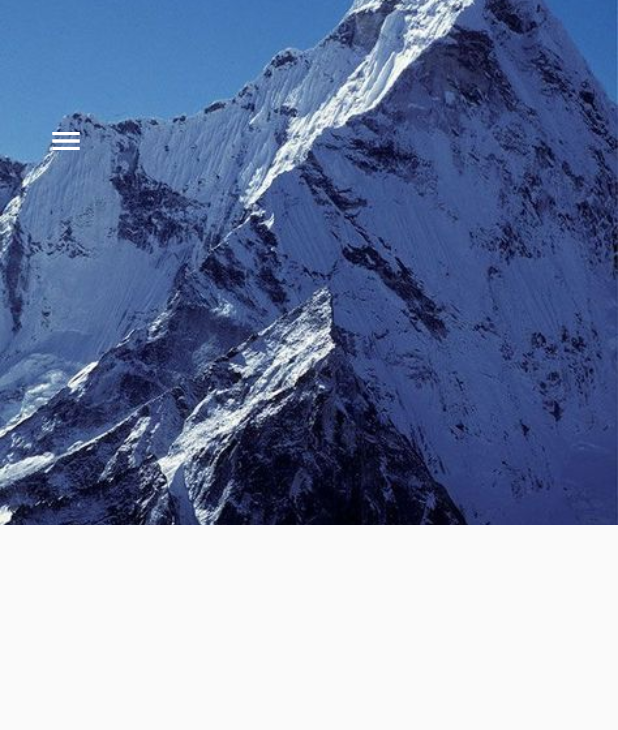
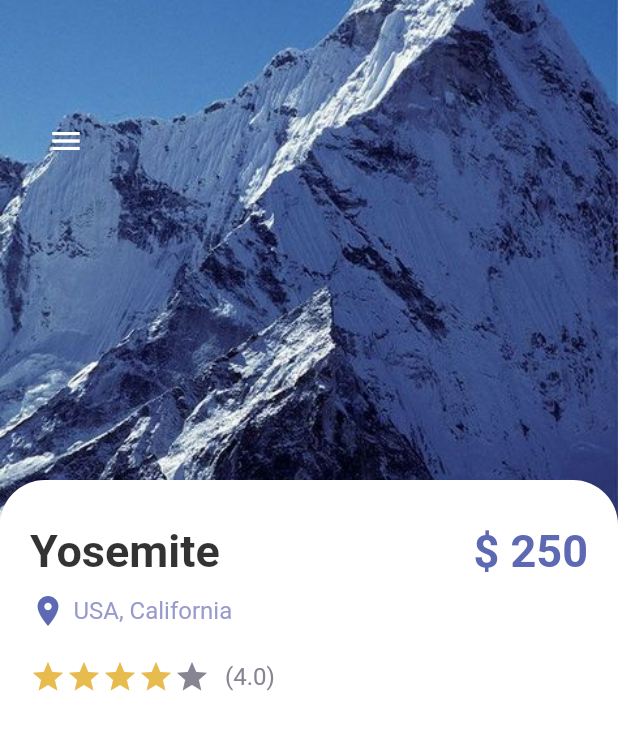
Before and after one commit to sEmoto0808/Flutter-Cubit-Tutorial, a Flutter app: the screen it shows after launch, on a phone screen of 412 x 824 dp. Shown: the top 730 px of the screen. Run offline on Flutter 3.47's test engine with Material 2 defaults, Android fonts, the phone set to English and light mode, and no system bars.

Commit message:
画面の上部

```diff
--- a/cubit_tutorial/lib/pages/detail_page.dart
+++ b/cubit_tutorial/lib/pages/detail_page.dart
@@ -1,3 +1,6 @@
+import 'package:cubit_tutorial/theme/colors.dart';
+import 'package:cubit_tutorial/widgets/app_large_text.dart';
+import 'package:cubit_tutorial/widgets/app_text.dart';
 import 'package:flutter/material.dart';
 
 class DetailPage extends StatefulWidget {
@@ -8,10 +11,12 @@ class DetailPage extends StatefulWidget {
 }
 
 class _DetailPageState extends State<DetailPage> {
+  int gottenStars = 4;
+
   @override
   Widget build(BuildContext context) {
     return Scaffold(
-      body: Container(
+      body: SizedBox(
         width: double.maxFinite,
         height: double.maxFinite,
         // StackとPositionedを使ってオーバーラップを実装する
@@ -45,6 +50,82 @@ class _DetailPageState extends State<DetailPage> {
                 ],
               ),
             ),
+            // Content Detail
+            Positioned(
+              top: 320,
+              child: Container(
+                width: MediaQuery.of(context).size.width,
+                height: 500,
+                padding: const EdgeInsets.only(
+                  left: 20,
+                  top: 30,
+                  right: 20,
+                ),
+                decoration: const BoxDecoration(
+                  color: Colors.white,
+                  borderRadius: BorderRadius.only(
+                    topLeft: Radius.circular(30),
+                    topRight: Radius.circular(30),
+                  ),
+                ),
+                child: Column(
+                  crossAxisAlignment: CrossAxisAlignment.start,
+                  children: [
+                    // Yosemite Text
+                    Row(
+                      mainAxisAlignment: MainAxisAlignment.spaceBetween,
+                      children: [
+                        AppLargeText(
+                          text: 'Yosemite',
+                          color: Colors.black.withOpacity(0.8),
+                        ),
+                        const AppLargeText(
+                          text: '\$ 250',
+                          color: AppColors.mainColor,
+                        ),
+                      ],
+                    ),
+                    const SizedBox(height: 10),
+                    Row(
+                      children: const [
+                        Icon(
+                          Icons.location_on,
+                          color: AppColors.mainColor,
+                        ),
+                        SizedBox(width: 5),
+                        AppText(
+                          text: 'USA, California',
+                          color: AppColors.textColor1,
+                        )
+                      ],
+                    ),
+                    // Location
+                    const SizedBox(height: 20),
+                    // Stars
+                    Row(
+                      children: [
+                        Wrap(
+                          children: List.generate(
+                            5,
+                            (index) => Icon(
+                              Icons.star,
+                              color: index < gottenStars
+                                  ? AppColors.starColor
+                                  : AppColors.textColor2,
+                            ),
+                          ),
+                        ),
+                        const SizedBox(width: 10),
+                        const AppText(
+                          text: '(4.0)',
+                          color: AppColors.textColor2,
+                        )
+                      ],
+                    ),
+                  ],
+                ),
+              ),
+            ),
           ],
         ),
       ),
```
